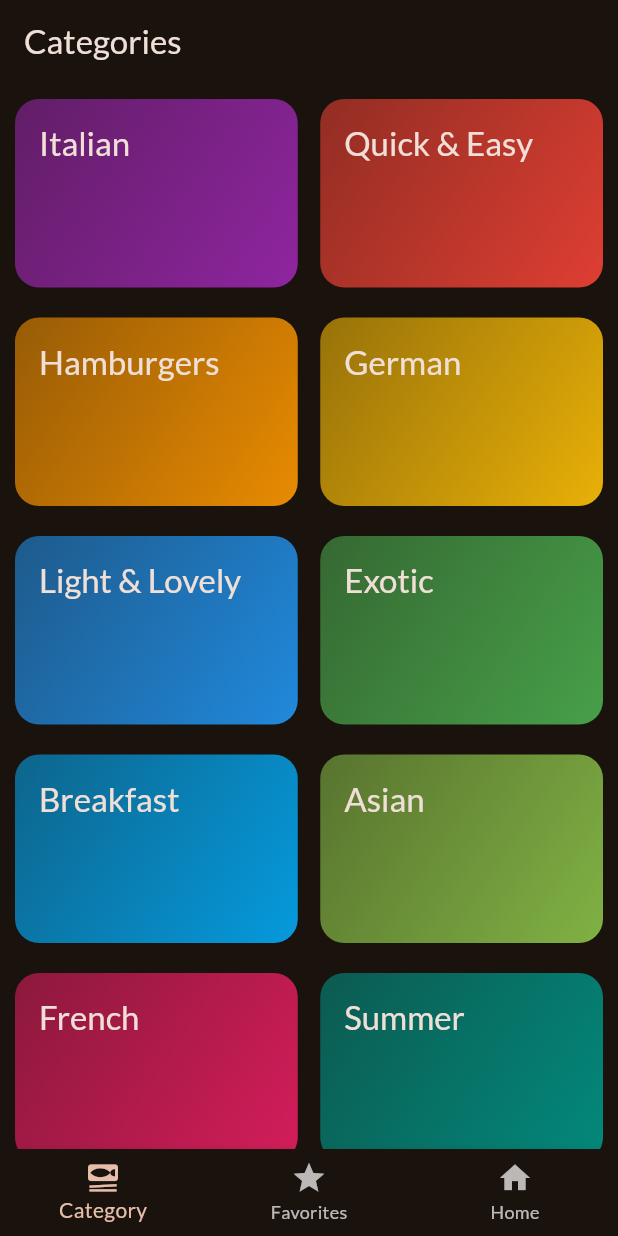
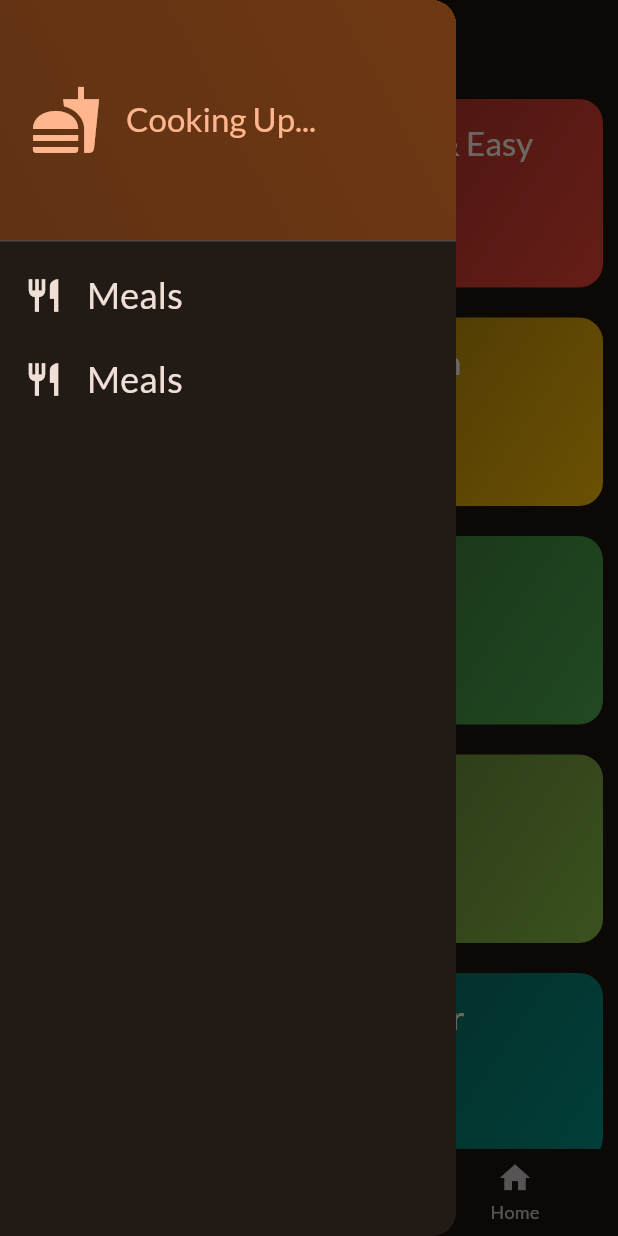
Before and after one commit to andreyscott/meal_app, a Flutter app: the screen it shows after launch, with the side drawer open (before the commit the screen has no drawer), on a phone screen of 412 x 824 dp. Run offline on Flutter 3.47's test engine with Material 3 defaults, Android fonts, the phone set to English and light mode, and no system bars; our stand-ins replace google_fonts, transparent_image.

Commit message:
added the sidedraws

```diff
--- a/lib/screens/tabs.dart
+++ b/lib/screens/tabs.dart
@@ -2,6 +2,7 @@ import 'package:flutter/material.dart';
 import 'package:meal_app/models/meal.dart';
 import 'package:meal_app/screens/categories.dart';
 import 'package:meal_app/screens/meals.dart';
+import 'package:meal_app/widgets/main_drawer.dart';
 
 class TabsScreen extends StatefulWidget {
   const TabsScreen({super.key});
@@ -17,13 +18,28 @@ class _TabsScreenState extends State<TabsScreen> {
 
   final List<Meal> _favoriteMeals = [];
 
+  void _showInfoMessage(String message) {
+    ScaffoldMessenger.of(context).clearSnackBars();
+    ScaffoldMessenger.of(context)
+        .showSnackBar(SnackBar(content: Text(message)));
+  }
+
   void _toggleMealFavoriteStatus(Meal meal) {
     final isExisting = _favoriteMeals.contains(meal);
 
     if (isExisting) {
-      _favoriteMeals.remove(meal);
+      // _favoriteMeals.remove(meal);
+
+      setState(() {
+        _favoriteMeals.remove(meal);
+      });
+      _showInfoMessage("Meal is no longer your Favs");
     } else {
-      _favoriteMeals.add(meal);
+      // _favoriteMeals.add(meal);
+
+      setState(() {
+        _favoriteMeals.add(meal);
+      });
     }
   }
 
@@ -42,7 +58,7 @@ class _TabsScreenState extends State<TabsScreen> {
 
     if (_selectedpageIndex == 1) {
       activePage = MealsScreen(
-        meals: [],
+        meals: _favoriteMeals,
         onToggleFavorite: _toggleMealFavoriteStatus,
       );
       activePageTitle = "Favourites";
@@ -51,6 +67,7 @@ class _TabsScreenState extends State<TabsScreen> {
     return Scaffold(
       appBar: AppBar(title: Text(activePageTitle)),
       body: activePage,
+      drawer: MainDrawer(),
       bottomNavigationBar: BottomNavigationBar(
         onTap: _selectPage,
         currentIndex: _selectedpageIndex,
--- /dev/null
+++ b/lib/widgets/main_drawer.dart
@@ -0,0 +1,77 @@
+import 'package:flutter/material.dart';
+
+class MainDrawer extends StatelessWidget {
+  const MainDrawer({super.key});
+
+  @override
+  Widget build(BuildContext context) {
+    return Drawer(
+      child: Column(
+        children: [
+          DrawerHeader(
+              padding: const EdgeInsets.all(20),
+              decoration: BoxDecoration(
+                  gradient: LinearGradient(
+                colors: [
+                  Theme.of(context).colorScheme.primaryContainer,
+                  Theme.of(context)
+                      .colorScheme
+                      .primaryContainer
+                      .withOpacity(0.8),
+                ],
+                begin: Alignment.topRight,
+                end: Alignment.bottomLeft,
+              )),
+              child: Row(
+                children: [
+                  Icon(
+                    Icons.fastfood,
+                    size: 48,
+                    color: Theme.of(context).colorScheme.primary,
+                  ),
+                  const SizedBox(
+                    width: 16,
+                  ),
+                  Text(
+                    "Cooking Up...",
+                    style: Theme.of(context).textTheme.titleLarge!.copyWith(
+                          color: Theme.of(context).colorScheme.primary,
+                        ),
+                  ),
+                ],
+              )),
+          ListTile(
+            leading: Icon(
+              Icons.restaurant,
+              size: 26,
+              color: Theme.of(context).colorScheme.onBackground,
+            ),
+            title: Text(
+              'Meals',
+              style: Theme.of(context).textTheme.titleSmall!.copyWith(
+                    color: Theme.of(context).colorScheme.onBackground,
+                    fontSize: 24,
+                  ),
+            ),
+            onTap: () {},
+          ),
+          ListTile(
+            leading: Icon(
+              Icons.restaurant,
+              size: 26,
+              color: Theme.of(context).colorScheme.onBackground,
+            ),
+            title: Text(
+              'Meals',
+              style: Theme.of(context).textTheme.titleSmall!.copyWith(
+                    color: Theme.of(context).colorScheme.onBackground,
+                    fontSize: 24,
+                  ),
+            ),
+            onTap: () {},
+          )
+        ],
+      ),
+    );
+  }
+}
```
